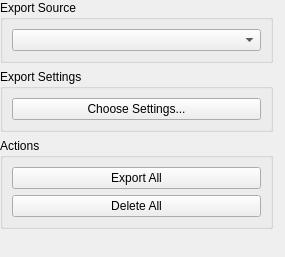
First picture: the form in ilastik/applets/dataExport/dataExportDrawer.ui, repository ilastik/ilastik, before the edit.
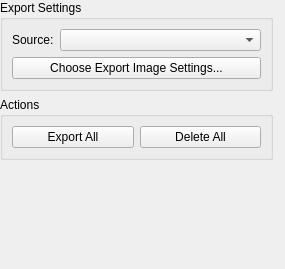
Second picture: the form after the edit.

Commit message: Tracking, Object Classification: Cleaned up applet drawer gui layout.

Patch:
```diff
--- a/ilastik/applets/dataExport/dataExportDrawer.ui
+++ b/ilastik/applets/dataExport/dataExportDrawer.ui
@@ -7,7 +7,7 @@
     <x>0</x>
     <y>0</y>
     <width>285</width>
-    <height>257</height>
+    <height>269</height>
    </rect>
   </property>
   <property name="windowTitle">
@@ -29,27 +29,36 @@
    <item>
     <layout class="QVBoxLayout" name="verticalLayout">
      <item>
-      <widget class="QGroupBox" name="groupBox_3">
-       <property name="title">
-        <string>Export Source</string>
-       </property>
-       <layout class="QVBoxLayout" name="verticalLayout_5">
-        <item>
-         <widget class="QComboBox" name="inputSelectionCombo"/>
-        </item>
-       </layout>
-      </widget>
-     </item>
-     <item>
-      <widget class="QGroupBox" name="groupBox_2">
+      <widget class="QGroupBox" name="exportSettingsGroupBox">
        <property name="title">
         <string>Export Settings</string>
        </property>
        <layout class="QVBoxLayout" name="verticalLayout_4">
+        <item>
+         <layout class="QHBoxLayout" name="horizontalLayout">
+          <item>
+           <widget class="QLabel" name="label">
+            <property name="text">
+             <string>Source:</string>
+            </property>
+           </widget>
+          </item>
+          <item>
+           <widget class="QComboBox" name="inputSelectionCombo">
+            <property name="sizePolicy">
+             <sizepolicy hsizetype="Expanding" vsizetype="Fixed">
+              <horstretch>0</horstretch>
+              <verstretch>0</verstretch>
+             </sizepolicy>
+            </property>
+           </widget>
+          </item>
+         </layout>
+        </item>
         <item>
          <widget class="QPushButton" name="settingsButton">
           <property name="text">
-           <string>Choose Settings...</string>
+           <string>Choose Export Image Settings...</string>
           </property>
          </widget>
         </item>
@@ -61,7 +70,7 @@
        <property name="title">
         <string>Actions</string>
        </property>
-       <layout class="QVBoxLayout" name="verticalLayout_2">
+       <layout class="QHBoxLayout" name="horizontalLayout_3">
         <item>
          <widget class="QPushButton" name="exportAllButton">
           <property name="toolTip">
```
The commit also changes 2 other files.
